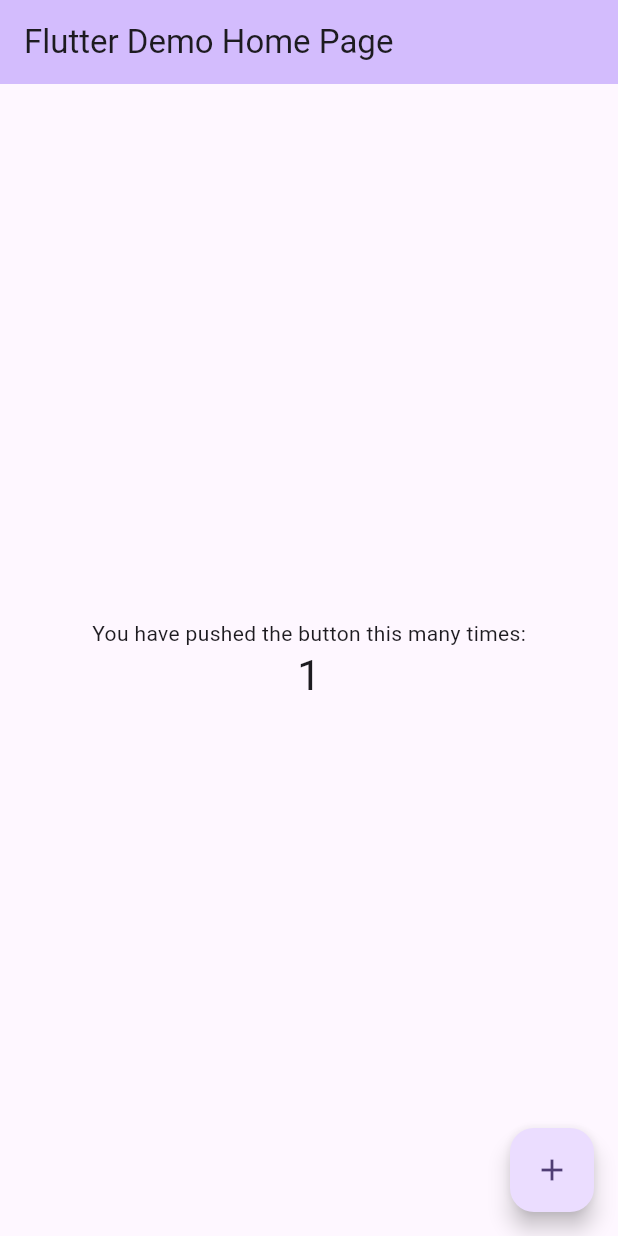
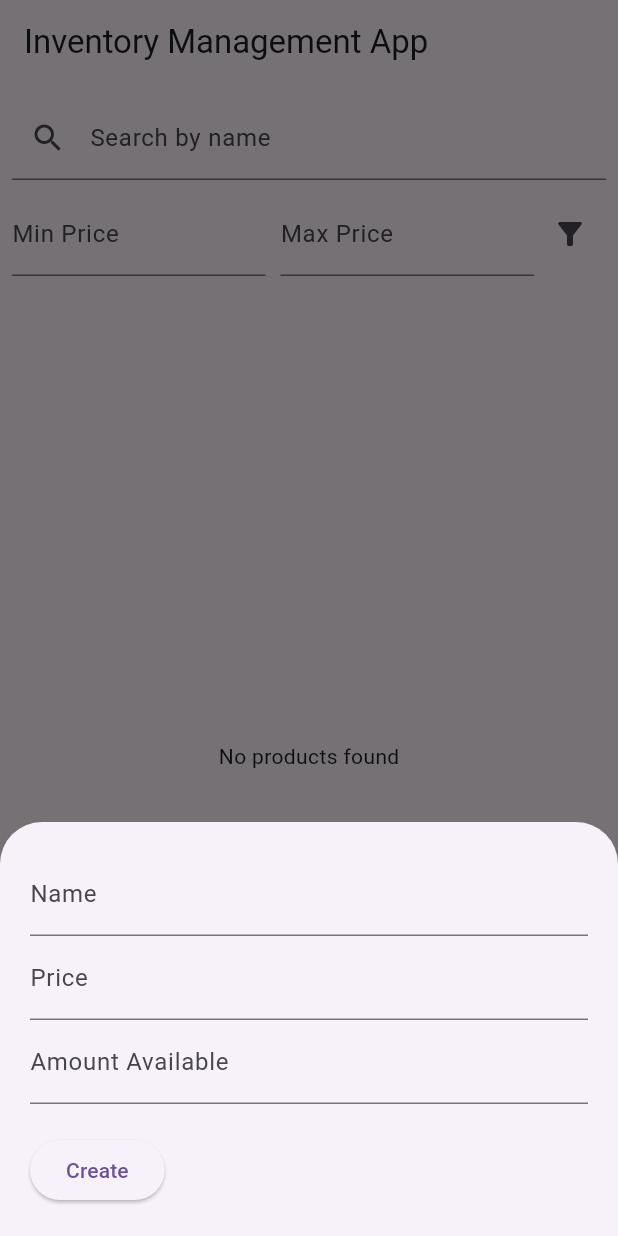
Before and after one commit to Darshan959/class_activity-12, a Flutter app: the screen it shows after launch, after a tap on the "add" icon, on a phone screen of 412 x 824 dp. Run offline on Flutter 3.47's test engine with Material 3 defaults, Android fonts, the phone set to English and light mode, and no system bars; our stand-ins replace cloud_firestore, firebase_core; accounts and stored records are empty.

Commit message:
final code

```diff
--- a/inv_management_app/lib/main.dart
+++ b/inv_management_app/lib/main.dart
@@ -1,125 +1,280 @@
 import 'package:flutter/material.dart';
+import 'package:firebase_core/firebase_core.dart';
+import 'package:cloud_firestore/cloud_firestore.dart';
+import 'firebase_options.dart';
 
-void main() {
+void main() async {
+  WidgetsFlutterBinding.ensureInitialized();
+  await Firebase.initializeApp(
+    options: DefaultFirebaseOptions.currentPlatform,
+  );
   runApp(const MyApp());
 }
 
 class MyApp extends StatelessWidget {
-  const MyApp({super.key});
+  const MyApp({Key? key}) : super(key: key);
 
-  // This widget is the root of your application.
   @override
   Widget build(BuildContext context) {
-    return MaterialApp(
-      title: 'Flutter Demo',
-      theme: ThemeData(
-        // This is the theme of your application.
-        //
-        // TRY THIS: Try running your application with "flutter run". You'll see
-        // the application has a purple toolbar. Then, without quitting the app,
-        // try changing the seedColor in the colorScheme below to Colors.green
-        // and then invoke "hot reload" (save your changes or press the "hot
-        // reload" button in a Flutter-supported IDE, or press "r" if you used
-        // the command line to start the app).
-        //
-        // Notice that the counter didn't reset back to zero; the application
-        // state is not lost during the reload. To reset the state, use hot
-        // restart instead.
-        //
-        // This works for code too, not just values: Most code changes can be
-        // tested with just a hot reload.
-        colorScheme: ColorScheme.fromSeed(seedColor: Colors.deepPurple),
-        useMaterial3: true,
-      ),
-      home: const MyHomePage(title: 'Flutter Demo Home Page'),
+    return const MaterialApp(
+      debugShowCheckedModeBanner: false,
+      title: 'Inventory Management App',
+      home: HomePage(),
     );
   }
 }
 
-class MyHomePage extends StatefulWidget {
-  const MyHomePage({super.key, required this.title});
-
-  // This widget is the home page of your application. It is stateful, meaning
-  // that it has a State object (defined below) that contains fields that affect
-  // how it looks.
-
-  // This class is the configuration for the state. It holds the values (in this
-  // case the title) provided by the parent (in this case the App widget) and
-  // used by the build method of the State. Fields in a Widget subclass are
-  // always marked "final".
-
-  final String title;
+class HomePage extends StatefulWidget {
+  const HomePage({Key? key}) : super(key: key);
 
   @override
-  State<MyHomePage> createState() => _MyHomePageState();
+  State<HomePage> createState() => _HomePageState();
 }
 
-class _MyHomePageState extends State<MyHomePage> {
-  int _counter = 0;
+class _HomePageState extends State<HomePage> {
+  final TextEditingController _nameController = TextEditingController();
+  final TextEditingController _priceController = TextEditingController();
+  final TextEditingController _amountController = TextEditingController();
 
-  void _incrementCounter() {
-    setState(() {
-      // This call to setState tells the Flutter framework that something has
-      // changed in this State, which causes it to rerun the build method below
-      // so that the display can reflect the updated values. If we changed
-      // _counter without calling setState(), then the build method would not be
-      // called again, and so nothing would appear to happen.
-      _counter++;
-    });
+  // Controllers for search and price filtering
+  final TextEditingController _searchController = TextEditingController();
+  final TextEditingController _minPriceController = TextEditingController();
+  final TextEditingController _maxPriceController = TextEditingController();
+
+  String searchQuery = '';
+  double? minPrice;
+  double? maxPrice;
+
+  final CollectionReference _products =
+      FirebaseFirestore.instance.collection('products');
+
+  // Create or update product logic
+  Future<void> _createOrUpdate([DocumentSnapshot? documentSnapshot]) async {
+    String action = 'create';
+    if (documentSnapshot != null) {
+      action = 'update';
+      _nameController.text = documentSnapshot['name'];
+      _priceController.text = documentSnapshot['price'].toString();
+      _amountController.text = documentSnapshot['amount'].toString();
+    }
+
+    await showModalBottomSheet(
+      isScrollControlled: true,
+      context: context,
+      builder: (BuildContext ctx) {
+        return Padding(
+          padding: EdgeInsets.only(
+            top: 20,
+            left: 20,
+            right: 20,
+            bottom: MediaQuery.of(ctx).viewInsets.bottom + 20,
+          ),
+          child: Column(
+            mainAxisSize: MainAxisSize.min,
+            crossAxisAlignment: CrossAxisAlignment.start,
+            children: [
+              TextField(
+                controller: _nameController,
+                decoration: const InputDecoration(labelText: 'Name'),
+              ),
+              TextField(
+                keyboardType: TextInputType.numberWithOptions(decimal: true),
+                controller: _priceController,
+                decoration: const InputDecoration(
+                  labelText: 'Price',
+                ),
+              ),
+              TextField(
+                keyboardType: TextInputType.number,
+                controller: _amountController,
+                decoration: const InputDecoration(
+                  labelText: 'Amount Available',
+                ),
+              ),
+              const SizedBox(height: 20),
+              ElevatedButton(
+                child: Text(action == 'create' ? 'Create' : 'Update'),
+                onPressed: () async {
+                  String name = _nameController.text;
+                  double price = double.parse(_priceController.text);
+                  int amount = int.parse(_amountController.text);
+                  if (name.isNotEmpty && price != null && amount != null) {
+                    if (action == 'create') {
+                      await _products.add({
+                        "name": name,
+                        "price": price,
+                        "amount": amount,
+                      });
+                    } else {
+                      await _products.doc(documentSnapshot!.id).update({
+                        "name": name,
+                        "price": price,
+                        "amount": amount,
+                      });
+                    }
+                    _nameController.text = '';
+                    _priceController.text = '';
+                    _amountController.text = '';
+                    Navigator.of(context).pop();
+                  }
+                },
+              ),
+            ],
+          ),
+        );
+      },
+    );
+  }
+
+  // Firestore Query for Search and Price Filtering
+  Stream<QuerySnapshot> _getFilteredProducts() {
+    Query query = _products;
+
+    // Apply search filter if query is not empty
+    if (searchQuery.isNotEmpty) {
+      query = query
+          .where('name', isGreaterThanOrEqualTo: searchQuery)
+          .where('name', isLessThanOrEqualTo: searchQuery + '\uf8ff');
+    }
+
+    // Apply price filter if both min and max are provided
+    if (minPrice != null && maxPrice != null) {
+      query = query
+          .where('price', isGreaterThanOrEqualTo: minPrice)
+          .where('price', isLessThanOrEqualTo: maxPrice);
+    }
+
+    return query.snapshots();
+  }
+
+  // Deleting a product by id
+  Future<void> _deleteProduct(String productId) async {
+    try {
+      await _products.doc(productId).delete();
+      ScaffoldMessenger.of(context).showSnackBar(
+        const SnackBar(
+            content: Text('You have successfully deleted a product')),
+      );
+    } catch (e) {
+      ScaffoldMessenger.of(context).showSnackBar(
+        SnackBar(content: Text('Failed to delete product: $e')),
+      );
+    }
   }
 
   @override
   Widget build(BuildContext context) {
-    // This method is rerun every time setState is called, for instance as done
-    // by the _incrementCounter method above.
-    //
-    // The Flutter framework has been optimized to make rerunning build methods
-    // fast, so that you can just rebuild anything that needs updating rather
-    // than having to individually change instances of widgets.
     return Scaffold(
       appBar: AppBar(
-        // TRY THIS: Try changing the color here to a specific color (to
-        // Colors.amber, perhaps?) and trigger a hot reload to see the AppBar
-        // change color while the other colors stay the same.
-        backgroundColor: Theme.of(context).colorScheme.inversePrimary,
-        // Here we take the value from the MyHomePage object that was created by
-        // the App.build method, and use it to set our appbar title.
-        title: Text(widget.title),
+        title: const Text('Inventory Management App'),
       ),
-      body: Center(
-        // Center is a layout widget. It takes a single child and positions it
-        // in the middle of the parent.
-        child: Column(
-          // Column is also a layout widget. It takes a list of children and
-          // arranges them vertically. By default, it sizes itself to fit its
-          // children horizontally, and tries to be as tall as its parent.
-          //
-          // Column has various properties to control how it sizes itself and
-          // how it positions its children. Here we use mainAxisAlignment to
-          // center the children vertically; the main axis here is the vertical
-          // axis because Columns are vertical (the cross axis would be
-          // horizontal).
-          //
-          // TRY THIS: Invoke "debug painting" (choose the "Toggle Debug Paint"
-          // action in the IDE, or press "p" in the console), to see the
-          // wireframe for each widget.
-          mainAxisAlignment: MainAxisAlignment.center,
-          children: <Widget>[
-            const Text(
-              'You have pushed the button this many times:',
+      body: Column(
+        children: [
+          Padding(
+            padding: const EdgeInsets.all(8.0),
+            child: TextField(
+              controller: _searchController,
+              decoration: const InputDecoration(
+                labelText: 'Search by name',
+                prefixIcon: Icon(Icons.search),
+              ),
+              onChanged: (value) {
+                setState(() {
+                  searchQuery = value.toLowerCase();
+                });
+              },
             ),
-            Text(
-              '$_counter',
-              style: Theme.of(context).textTheme.headlineMedium,
+          ),
+          Padding(
+            padding: const EdgeInsets.symmetric(horizontal: 8.0),
+            child: Row(
+              children: [
+                Expanded(
+                  child: TextField(
+                    controller: _minPriceController,
+                    keyboardType: TextInputType.number,
+                    decoration: const InputDecoration(labelText: 'Min Price'),
+                  ),
+                ),
+                const SizedBox(width: 10),
+                Expanded(
+                  child: TextField(
+                    controller: _maxPriceController,
+                    keyboardType: TextInputType.number,
+                    decoration: const InputDecoration(labelText: 'Max Price'),
+                  ),
+                ),
+                IconButton(
+                  icon: const Icon(Icons.filter_alt),
+                  onPressed: () {
+                    setState(() {
+                      minPrice = double.tryParse(_minPriceController.text);
+                      maxPrice = double.tryParse(_maxPriceController.text);
+                    });
+                  },
+                ),
+              ],
             ),
-          ],
-        ),
+          ),
+          Expanded(
+            child: StreamBuilder(
+              stream: _getFilteredProducts(),
+              builder: (context, AsyncSnapshot<QuerySnapshot> streamSnapshot) {
+                if (streamSnapshot.hasData) {
+                  final products = streamSnapshot.data!.docs;
+                  if (products.isEmpty) {
+                    return const Center(
+                      child: Text('No products found'),
+                    );
+                  }
+                  return ListView.builder(
+                    itemCount: products.length,
+                    itemBuilder: (context, index) {
+                      final DocumentSnapshot documentSnapshot = products[index];
+                      return Card(
+                        margin: const EdgeInsets.all(10),
+                        child: ListTile(
+                          title: Text(documentSnapshot['name']),
+                          subtitle: Column(
+                            crossAxisAlignment: CrossAxisAlignment.start,
+                            children: [
+                              Text('Price: \$${documentSnapshot['price']}'),
+                              Text('Available: ${documentSnapshot['amount']}'),
+                            ],
+                          ),
+                          trailing: SizedBox(
+                            width: 100,
+                            child: Row(
+                              children: [
+                                IconButton(
+                                  icon: const Icon(Icons.edit),
+                                  onPressed: () =>
+                                      _createOrUpdate(documentSnapshot),
+                                ),
+                                IconButton(
+                                  icon: const Icon(Icons.delete),
+                                  onPressed: () =>
+                                      _deleteProduct(documentSnapshot.id),
+                                ),
+                              ],
+                            ),
+                          ),
+                        ),
+                      );
+                    },
+                  );
+                }
+
+                return const Center(child: CircularProgressIndicator());
+              },
+            ),
+          ),
+        ],
       ),
       floatingActionButton: FloatingActionButton(
-        onPressed: _incrementCounter,
-        tooltip: 'Increment',
+        onPressed: () => _createOrUpdate(),
         child: const Icon(Icons.add),
-      ), // This trailing comma makes auto-formatting nicer for build methods.
+      ),
     );
   }
 }
--- a/inv_management_app/pubspec.yaml
+++ b/inv_management_app/pubspec.yaml
@@ -30,6 +30,8 @@ environment:
 dependencies:
   flutter:
     sdk: flutter
+  firebase_core: ^2.19.0
+  cloud_firestore: ^4.12.0
 
 
   # The following adds the Cupertino Icons font to your application.
```
Also changed, not shown: inv_management_app/lib/firebase_options.dart, inv_management_app/pubspec.lock, 3 other files.
